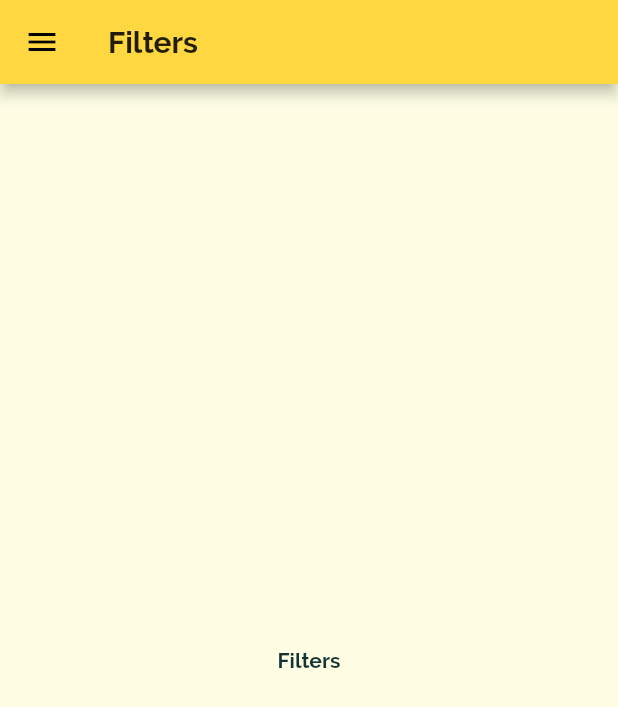
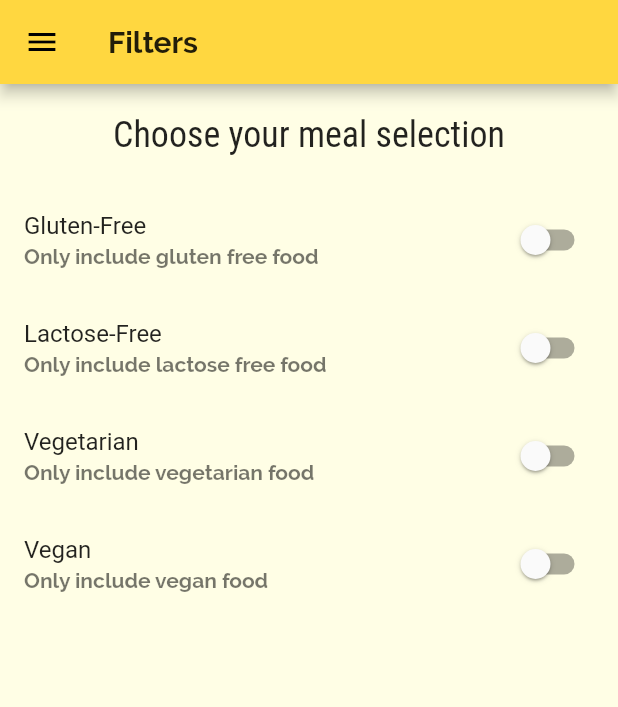
Before and after one commit to hammadkhan30/Recipe_app, a Flutter app: the FiltersScreen screen opened by its route, on a phone screen of 412 x 824 dp. Shown: the top 707 px of the screen. Run offline on Flutter 3.47's test engine with Material 2 defaults, Android fonts, the phone set to English and light mode, and no system bars.

Commit message:
added the filters in the app

```diff
--- a/lib/view/filters_screen.dart
+++ b/lib/view/filters_screen.dart
@@ -1,8 +1,30 @@
 import 'package:flutter/material.dart';
 import './main_drawer.dart';
 
-class FiltersScreen extends StatelessWidget {
+class FiltersScreen extends StatefulWidget {
   static const routeName = '/filters';
+
+  @override
+  _FiltersScreenState createState() => _FiltersScreenState();
+}
+
+class _FiltersScreenState extends State<FiltersScreen> {
+  var _glutenFree = false;
+  var _vegetarian = false;
+  var _vegan = false;
+  var _lactoseFree = false;
+
+  Widget _buildSwitchTile(String title, String description, var currentValue,
+      Function updateValue) {
+    return SwitchListTile(
+      title: Text(title),
+      value: currentValue,
+      subtitle: Text(
+        description,
+      ),
+      onChanged: updateValue,
+    );
+  }
 
   @override
   Widget build(BuildContext context) {
@@ -11,8 +33,62 @@ class FiltersScreen extends StatelessWidget {
         title: Text("Filters"),
       ),
       drawer: MainDrawer(),
-      body: Center(
-        child: Text("Filters"),
+      body: Column(
+        children: <Widget>[
+          Container(
+            padding: EdgeInsets.all(20),
+            child: Text(
+              "Choose your meal selection",
+              style: Theme.of(context).textTheme.title,
+            ),
+          ),
+          Expanded(
+            child: ListView(
+              children: <Widget>[
+                _buildSwitchTile(
+                  'Gluten-Free',
+                  'Only include gluten free food',
+                  _glutenFree,
+                  (newValue) {
+                    setState(() {
+                      _glutenFree = newValue;
+                    });
+                  },
+                ),
+                _buildSwitchTile(
+                  'Lactose-Free',
+                  'Only include lactose free food',
+                  _lactoseFree,
+                      (newValue) {
+                    setState(() {
+                      _lactoseFree = newValue;
+                    });
+                  },
+                ),
+                _buildSwitchTile(
+                  'Vegetarian',
+                  'Only include vegetarian food',
+                  _vegetarian,
+                      (newValue) {
+                    setState(() {
+                      _vegetarian = newValue;
+                    });
+                  },
+                ),
+                _buildSwitchTile(
+                  'Vegan',
+                  'Only include vegan food',
+                  _vegan,
+                      (newValue) {
+                    setState(() {
+                      _vegan = newValue;
+                    });
+                  },
+                ),
+              ],
+            ),
+          )
+        ],
       ),
     );
   }
```
